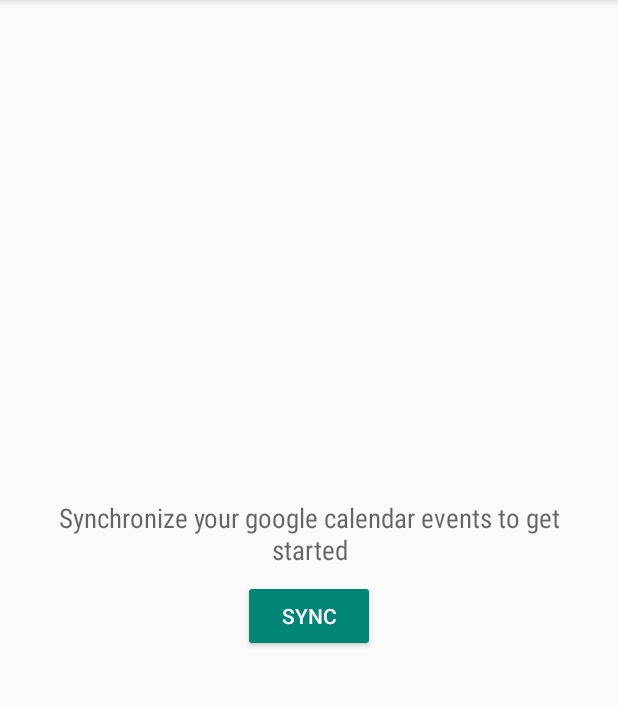
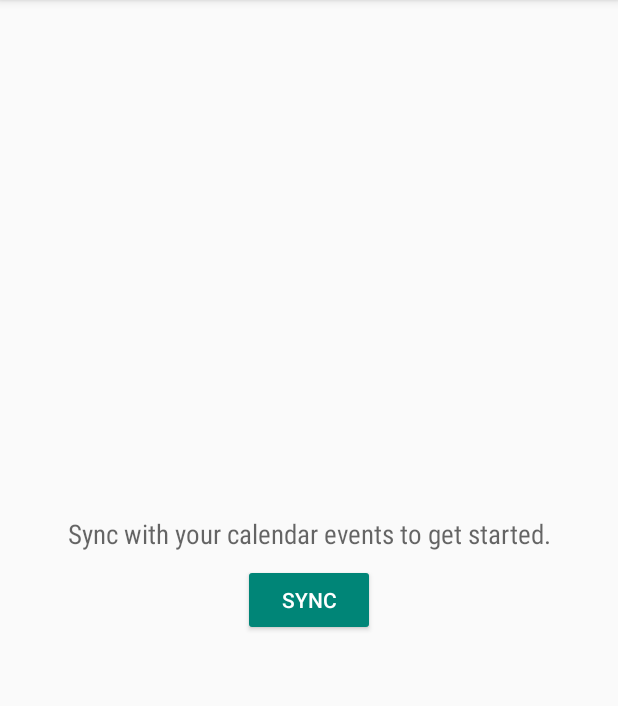
Before and after one commit to freddieptf/Shush, an Android app: the screen it shows after launch (EventsActivity), on a phone screen of 412 x 824 dp, the part 84-790 px from its top. Run offline under Robolectric (Android 15) with nearby library versions, the phone set to English and light mode, and no system bars; our stand-ins replace ButterKnife, RxJava; libraries missing offline, so code that uses them is left out: com.evernote.android; 1 statement that could not run was skipped.

Commit message:
change a string

```diff
--- a/app/src/main/res/values/strings.xml
+++ b/app/src/main/res/values/strings.xml
@@ -10,7 +10,7 @@
     <string name="sound_settings">Sound Settings</string>
     <string name="brightness_settings">Brightness</string>
     <string name="network_settings">Network Settings</string>
-    <string name="sync_first_text">Synchronize your google calendar events to get started</string>
+    <string name="sync_first_text">Sync with your calendar events to get started.</string>
     <string name="save">Save</string>
     <string name="save_as_shush_profile">Save as a Shush Profile</string>
     <string name="apply_shush_profile">Apply a Shush Profile</string>
```
